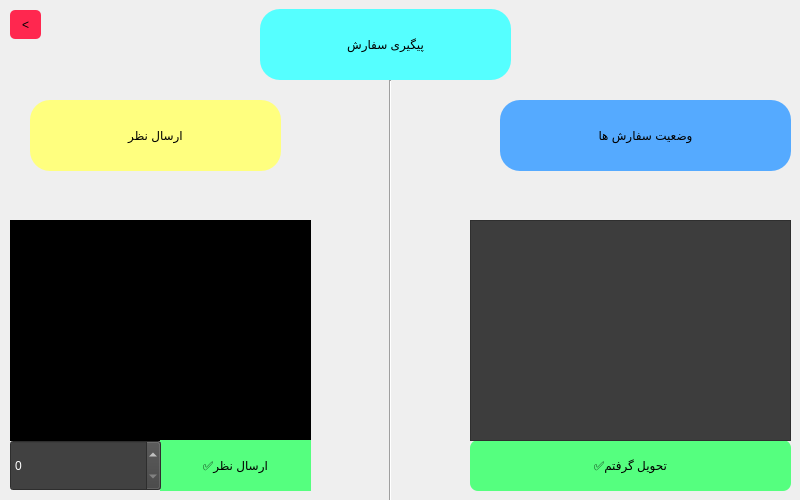
First picture: the form in peygiri.ui, repository amir85cy/iutfood, before the edit.
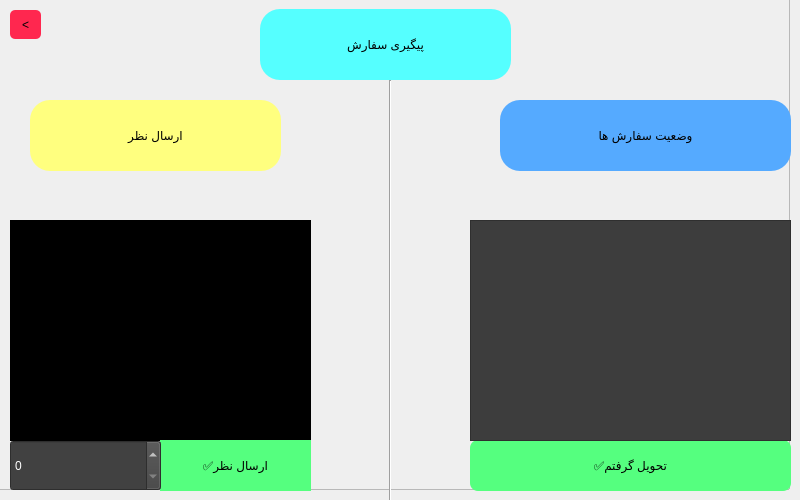
Second picture: the form after the edit. Icons and pictures are not drawn.

```diff
--- a/peygiri.ui
+++ b/peygiri.ui
@@ -94,10 +94,22 @@
     <rect>
      <x>-10</x>
      <y>-10</y>
-     <width>811</width>
-     <height>511</height>
+     <width>800</width>
+     <height>500</height>
     </rect>
    </property>
+   <property name="minimumSize">
+    <size>
+     <width>800</width>
+     <height>500</height>
+    </size>
+   </property>
+   <property name="maximumSize">
+    <size>
+     <width>800</width>
+     <height>500</height>
+    </size>
+   </property>
    <property name="styleSheet">
     <string notr="true">border-image: url(:/new/images/peygiribg.jpg);</string>
    </property>
```
